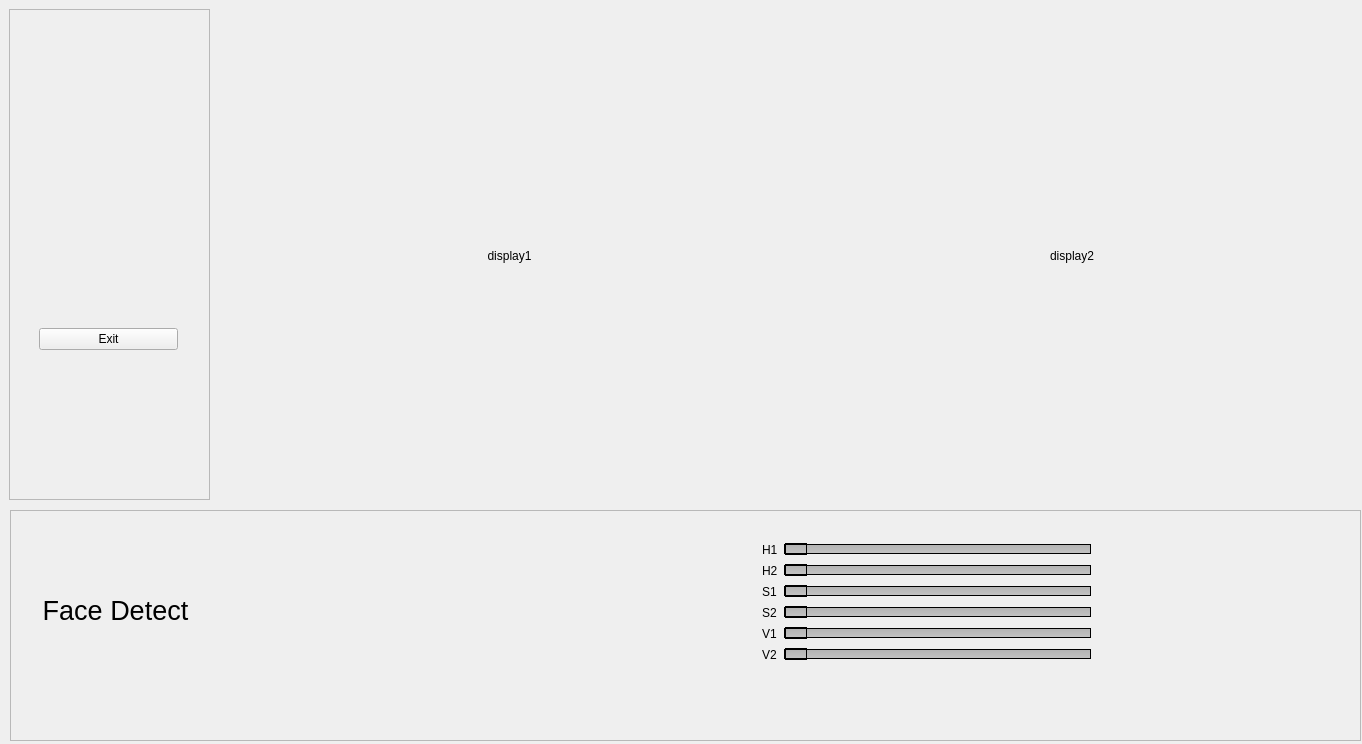
The window that Binary_cam/mainwindow.ui (rafaelgp23/OpenCVproject) describes before a commit, drawn with Qt 5.
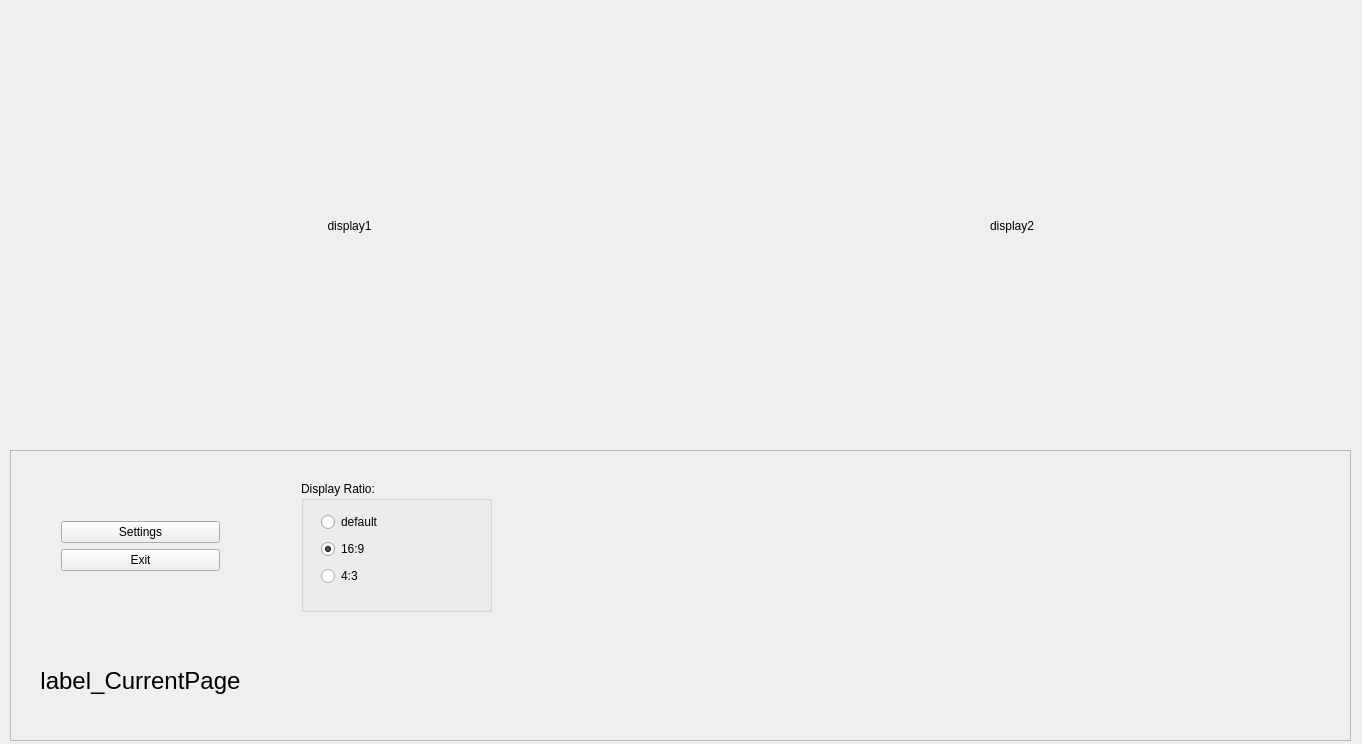
The same window after the commit.

Commit message: Changed UI and new displayRatio settings

Patch:
```diff
--- a/Binary_cam/mainwindow.ui
+++ b/Binary_cam/mainwindow.ui
@@ -14,74 +14,13 @@
    <string>MainWindow</string>
   </property>
   <widget class="QWidget" name="centralWidget">
-   <widget class="QFrame" name="frame">
-    <property name="geometry">
-     <rect>
-      <x>9</x>
-      <y>9</y>
-      <width>201</width>
-      <height>491</height>
-     </rect>
-    </property>
-    <property name="frameShape">
-     <enum>QFrame::StyledPanel</enum>
-    </property>
-    <property name="frameShadow">
-     <enum>QFrame::Raised</enum>
-    </property>
-    <widget class="QWidget" name="verticalLayoutWidget">
-     <property name="geometry">
-      <rect>
-       <x>19</x>
-       <y>199</y>
-       <width>161</width>
-       <height>261</height>
-      </rect>
-     </property>
-     <layout class="QVBoxLayout" name="verticalLayout_3">
-      <item>
-       <spacer name="verticalSpacer">
-        <property name="orientation">
-         <enum>Qt::Vertical</enum>
-        </property>
-        <property name="sizeHint" stdset="0">
-         <size>
-          <width>20</width>
-          <height>40</height>
-         </size>
-        </property>
-       </spacer>
-      </item>
-      <item>
-       <widget class="QPushButton" name="pushButton_Exit">
-        <property name="text">
-         <string>Exit</string>
-        </property>
-       </widget>
-      </item>
-      <item>
-       <spacer name="verticalSpacer_2">
-        <property name="orientation">
-         <enum>Qt::Vertical</enum>
-        </property>
-        <property name="sizeHint" stdset="0">
-         <size>
-          <width>20</width>
-          <height>40</height>
-         </size>
-        </property>
-       </spacer>
-      </item>
-     </layout>
-    </widget>
-   </widget>
    <widget class="QWidget" name="horizontalLayoutWidget">
     <property name="geometry">
      <rect>
-      <x>220</x>
+      <x>10</x>
       <y>10</y>
-      <width>1141</width>
-      <height>491</height>
+      <width>1341</width>
+      <height>431</height>
      </rect>
     </property>
     <layout class="QHBoxLayout" name="horizontalLayout">
@@ -119,9 +58,9 @@
     <property name="geometry">
      <rect>
       <x>10</x>
-      <y>510</y>
-      <width>1351</width>
-      <height>231</height>
+      <y>450</y>
+      <width>1341</width>
+      <height>291</height>
      </rect>
     </property>
     <property name="frameShape">
@@ -133,25 +72,81 @@
     <widget class="QWidget" name="horizontalLayoutWidget_2">
      <property name="geometry">
       <rect>
-       <x>210</x>
+       <x>260</x>
        <y>0</y>
-       <width>1141</width>
-       <height>231</height>
+       <width>1081</width>
+       <height>281</height>
       </rect>
      </property>
      <layout class="QHBoxLayout" name="horizontalLayout_2">
       <item>
        <widget class="QStackedWidget" name="stackedWidget">
         <property name="currentIndex">
-         <number>1</number>
+         <number>0</number>
         </property>
-        <widget class="QWidget" name="page_faceDetect"/>
+        <widget class="QWidget" name="page_Settings">
+         <widget class="QGroupBox" name="groupBox_displayRatio">
+          <property name="geometry">
+           <rect>
+            <x>20</x>
+            <y>20</y>
+            <width>191</width>
+            <height>131</height>
+           </rect>
+          </property>
+          <property name="title">
+           <string>Display Ratio:</string>
+          </property>
+          <widget class="QWidget" name="gridLayoutWidget">
+           <property name="geometry">
+            <rect>
+             <x>9</x>
+             <y>19</y>
+             <width>171</width>
+             <height>101</height>
+            </rect>
+           </property>
+           <layout class="QGridLayout" name="gridLayout">
+            <item row="2" column="0">
+             <widget class="QRadioButton" name="radioButton_4_3">
+              <property name="text">
+               <string>4:3</string>
+              </property>
+              <property name="checked">
+               <bool>false</bool>
+              </property>
+             </widget>
+            </item>
+            <item row="1" column="0">
+             <widget class="QRadioButton" name="radioButton_16_9">
+              <property name="text">
+               <string>16:9</string>
+              </property>
+              <property name="checked">
+               <bool>true</bool>
+              </property>
+             </widget>
+            </item>
+            <item row="0" column="0">
+             <widget class="QRadioButton" name="radioButton_defaultRatio">
+              <property name="text">
+               <string>default</string>
+              </property>
+              <property name="checked">
+               <bool>false</bool>
+              </property>
+             </widget>
+            </item>
+           </layout>
+          </widget>
+         </widget>
+        </widget>
         <widget class="QWidget" name="page_1">
          <widget class="QWidget" name="formLayoutWidget_2">
           <property name="geometry">
            <rect>
-            <x>520</x>
-            <y>10</y>
+            <x>250</x>
+            <y>20</y>
             <width>351</width>
             <height>206</height>
            </rect>
@@ -377,22 +372,77 @@
       </item>
      </layout>
     </widget>
-    <widget class="QLabel" name="label_Page">
+    <widget class="QWidget" name="verticalLayoutWidget">
+     <property name="geometry">
+      <rect>
+       <x>40</x>
+       <y>10</y>
+       <width>181</width>
+       <height>171</height>
+      </rect>
+     </property>
+     <layout class="QVBoxLayout" name="verticalLayout_3">
+      <item>
+       <spacer name="verticalSpacer">
+        <property name="orientation">
+         <enum>Qt::Vertical</enum>
+        </property>
+        <property name="sizeHint" stdset="0">
+         <size>
+          <width>20</width>
+          <height>40</height>
+         </size>
+        </property>
+       </spacer>
+      </item>
+      <item>
+       <widget class="QPushButton" name="pushButton_Settings">
+        <property name="text">
+         <string>Settings</string>
+        </property>
+       </widget>
+      </item>
+      <item>
+       <widget class="QPushButton" name="pushButton_Exit">
+        <property name="text">
+         <string>Exit</string>
+        </property>
+       </widget>
+      </item>
+      <item>
+       <spacer name="verticalSpacer_2">
+        <property name="orientation">
+         <enum>Qt::Vertical</enum>
+        </property>
+        <property name="sizeHint" stdset="0">
+         <size>
+          <width>20</width>
+          <height>40</height>
+         </size>
+        </property>
+       </spacer>
+      </item>
+     </layout>
+    </widget>
+    <widget class="QLabel" name="label_CurrentPage">
      <property name="geometry">
       <rect>
        <x>10</x>
-       <y>60</y>
-       <width>191</width>
+       <y>190</y>
+       <width>241</width>
        <height>81</height>
       </rect>
      </property>
      <property name="font">
       <font>
-       <pointsize>20</pointsize>
+       <family>Arial</family>
+       <pointsize>18</pointsize>
+       <weight>50</weight>
+       <bold>false</bold>
       </font>
      </property>
      <property name="text">
-      <string>Face Detect</string>
+      <string>label_CurrentPage</string>
      </property>
      <property name="alignment">
       <set>Qt::AlignCenter</set>
```
Left out of the diff: 3 changed lines with no effect on the pictures. The commit also changes 4 other files.
